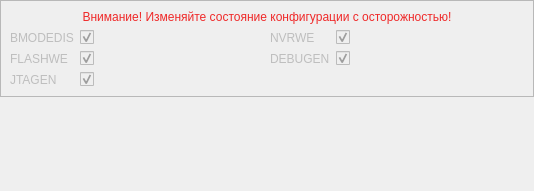
This is app/ui/config035.ui in ntsfv/flasher as Qt 5 draws it before an edit. The edited form follows.
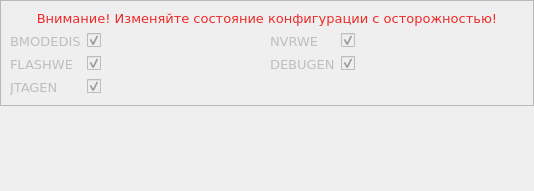
This is the edited form.

Patch:
```diff
--- a/app/ui/config035.ui
+++ b/app/ui/config035.ui
@@ -10,6 +10,12 @@
     <height>191</height>
    </rect>
   </property>
+  <property name="font">
+   <font>
+    <family>DejaVu Sans</family>
+    <pointsize>10</pointsize>
+   </font>
+  </property>
   <property name="windowTitle">
    <string>Form</string>
   </property>
```
